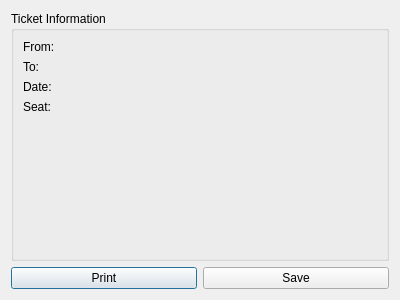
Dickens1308/qt-creator-ticketing, file ticketdialog.ui: the form before one commit.
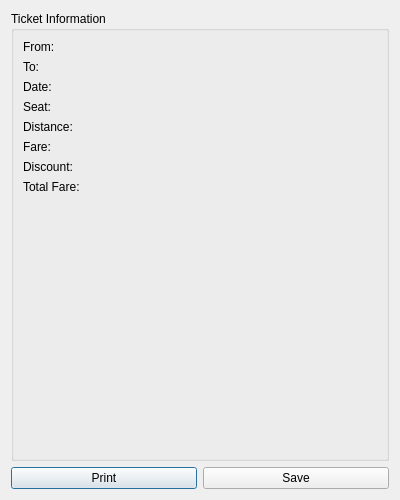
The form after the commit.

The edit to the form file:
```diff
--- a/ticketdialog.ui
+++ b/ticketdialog.ui
@@ -7,7 +7,7 @@
     <x>0</x>
     <y>0</y>
     <width>400</width>
-    <height>300</height>
+    <height>500</height>
    </rect>
   </property>
   <property name="windowTitle">
@@ -60,6 +60,46 @@
        <item row="3" column="1">
          <widget class="QLabel" name="seatValue"/>
        </item>
+       <item row="4" column="0">
+         <widget class="QLabel" name="distanceLabel">
+           <property name="text">
+             <string>Distance:</string>
+           </property>
+         </widget>
+       </item>
+       <item row="4" column="1">
+         <widget class="QLabel" name="distanceValue"/>
+       </item>
+       <item row="5" column="0">
+         <widget class="QLabel" name="fareLabel">
+           <property name="text">
+             <string>Fare:</string>
+           </property>
+         </widget>
+       </item>
+       <item row="5" column="1">
+         <widget class="QLabel" name="fareValue"/>
+       </item>
+       <item row="6" column="0">
+         <widget class="QLabel" name="discountLabel">
+           <property name="text">
+             <string>Discount:</string>
+           </property>
+         </widget>
+       </item>
+       <item row="6" column="1">
+         <widget class="QLabel" name="discountValue"/>
+       </item>
+       <item row="7" column="0">
+         <widget class="QLabel" name="totalFareLabel">
+           <property name="text">
+             <string>Total Fare:</string>
+           </property>
+         </widget>
+       </item>
+       <item row="7" column="1">
+         <widget class="QLabel" name="totalFareValue"/>
+       </item>
      </layout>
     </widget>
    </item>
```
Left out of the diff: 2 changed lines with no effect on the pictures.
